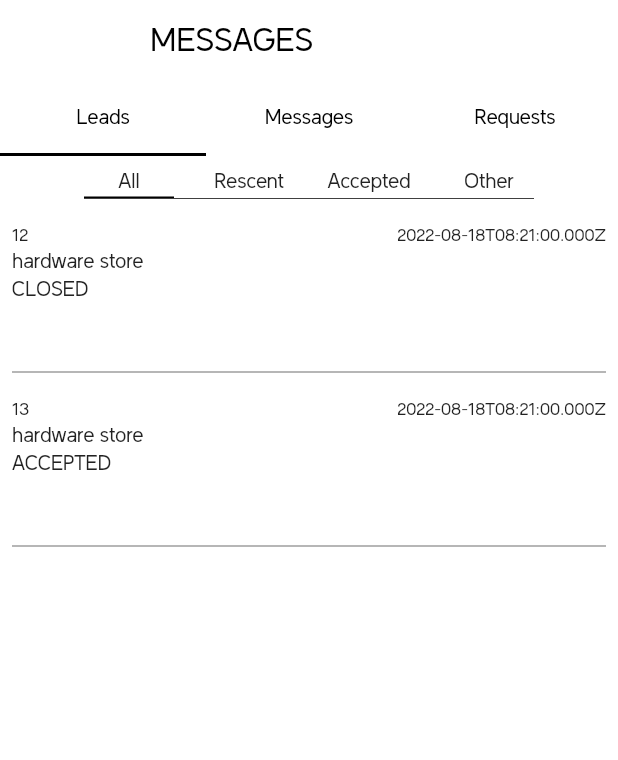
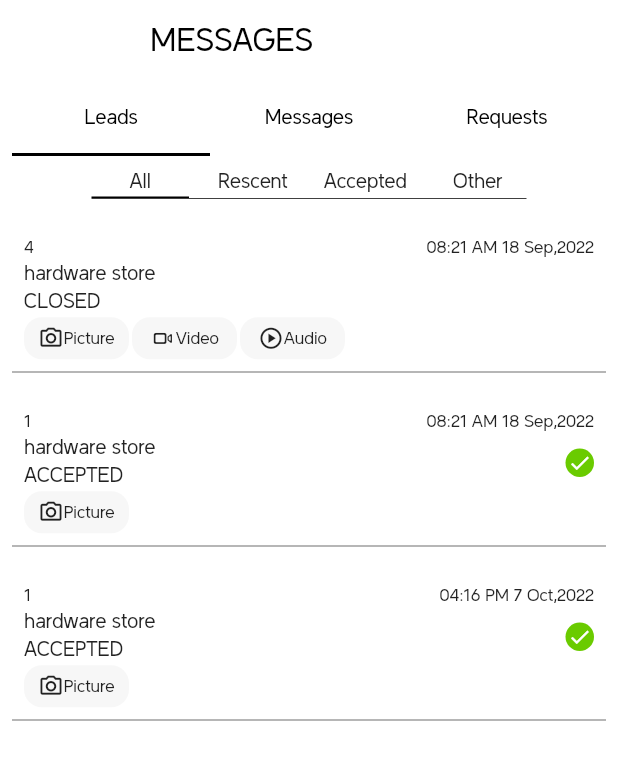
Before and after one commit to Rosanchaudhary/leads, a Flutter app: the screen it shows after launch, on a phone screen of 412 x 824 dp. Shown: the top 760 px of the screen. Run offline on Flutter 3.47's test engine with Material 2 defaults, Android fonts, the phone set to English and light mode, and no system bars; our stand-ins replace get.

Commit message:
added badges

```diff
--- a/lib/controller/data_controller.dart
+++ b/lib/controller/data_controller.dart
@@ -2,13 +2,11 @@ import 'dart:convert';
 
 import 'package:flutter/services.dart';
 import 'package:get/get.dart';
-import 'package:leads/controller/chip_controller.dart';
 import 'package:leads/models/lead_model.dart';
 
 class DataController extends GetxController {
   List<LeadModel>? lead;
   var isDataLoading = false.obs;
-  final ChipController _chipController = Get.put(ChipController());
 
   @override
   Future<void> onInit() async {
@@ -27,10 +25,18 @@ class DataController extends GetxController {
         lead = leads;
         break;
       case Filters.Rescent:
-        lead = leads.where((data) => data.queryModel.status== 'CLOSED').toList();
+        lead = leads
+            .where((data) =>
+                DateTime.parse(data.datetime).year ==
+                DateTime.parse(DateTime.now().toString()).year &&
+                DateTime.parse(data.datetime).month ==
+                DateTime.parse(DateTime.now().toString()).month &&
+                DateTime.parse(data.datetime).day ==
+                DateTime.parse(DateTime.now().toString()).day)
+            .toList();
         break;
       case Filters.Accepted:
-        lead = leads.where((data) => data.status== 'ACCEPTED').toList();
+        lead = leads.where((data) => data.status == 'ACCEPTED').toList();
         break;
       case Filters.Other:
         lead = leads;
--- a/lib/view/home_screen.dart
+++ b/lib/view/home_screen.dart
@@ -12,10 +12,13 @@ class HomeScreen extends StatelessWidget {
       length: 3,
       child: Scaffold(
         appBar: AppBar(
+
+          //shape:const Border(bottom: BorderSide(color: Colors.black,width: 0.5)),
           titleSpacing: 100,
           elevation: 0.0,
           backgroundColor: Colors.white,
           bottom: const TabBar(
+            padding: EdgeInsets.symmetric(horizontal:8.0),
             indicatorColor: Colors.black,
             tabs: [
               Tab(
--- a/lib/view/leads_screen.dart
+++ b/lib/view/leads_screen.dart
@@ -1,8 +1,12 @@
+import 'package:flutter/cupertino.dart';
 import 'package:flutter/material.dart';
 import 'package:get/get.dart';
 import 'package:leads/controller/chip_controller.dart';
 import 'package:leads/controller/data_controller.dart';
-import 'package:leads/models/lead_model.dart';
+import 'package:intl/intl.dart';
+import 'package:leads/view/widgets/badges_chips.dart';
+
+import 'widgets/filter_tabs.dart';
 
 class LeadScreen extends StatelessWidget {
   LeadScreen({super.key});
@@ -11,6 +15,43 @@ class LeadScreen extends StatelessWidget {
   final DataController dataController = Get.put(DataController());
   //name of chips given as list
   final List<String> _chipLabel = ['All', 'Rescent', 'Accepted', 'Other'];
+
+  String getTime(String dateTime) {
+    List months = [
+      'Jan',
+      'Feb',
+      'Mar',
+      'Apr',
+      'May',
+      'Jun',
+      'Jul',
+      'Aug',
+      'Sep',
+      'Oct',
+      'Nov',
+      'Dec'
+    ];
+    DateTime dateTimes = DateTime.parse(dateTime);
+    DateTime datetimeNow = DateTime.parse(DateTime.now().toString());
+    var month = months[dateTimes.month];
+    var parsedTime = DateFormat('hh:mm a').format(dateTimes);
+    if (dateTimes.hour <= datetimeNow.hour &&
+        dateTimes.day == datetimeNow.day &&
+        dateTimes.year == datetimeNow.year &&
+        dateTimes.month == datetimeNow.month) {
+      if (datetimeNow.hour - dateTimes.hour <= 0) {
+        var totalMinutes = datetimeNow.minute - dateTimes.minute;
+        return '$totalMinutes minutes';
+      } else {
+        var totalHours = datetimeNow.hour - dateTimes.hour;
+        return '$totalHours hours';
+      }
+    }
+
+    // ignore: prefer_interpolation_to_compose_strings
+    return '${'$parsedTime ${dateTimes.day} ' + month},${dateTimes.year}';
+  }
+
   @override
   Widget build(BuildContext context) {
     return Scaffold(
@@ -31,38 +72,122 @@ class LeadScreen extends StatelessWidget {
                               return Padding(
                                 padding: const EdgeInsets.all(8.0),
                                 child: Container(
+                                  padding: const EdgeInsets.all(8.0),
                                   height: 100,
                                   decoration: const BoxDecoration(
                                       border: Border(
                                           bottom: BorderSide(
                                               width: 1, color: Colors.grey))),
                                   child: Column(
-                                crossAxisAlignment: CrossAxisAlignment.start,
+                                    crossAxisAlignment:
+                                        CrossAxisAlignment.start,
                                     children: [
                                       Row(
                                         mainAxisAlignment:
                                             MainAxisAlignment.spaceBetween,
                                         children: [
                                           Text(
-                                        dataController.lead![index].id
+                                            dataController.lead![index]
+                                                .queryMessageModel.length
                                                 .toString(),
-                                        style: const TextStyle(fontSize: 12),
+                                            style:
+                                                const TextStyle(fontSize: 12),
                                           ),
                                           Text(
-                                        dataController.lead![index].datetime
-                                            .toString(),
-                                        style: const TextStyle(fontSize: 12),
+                                            getTime(dataController
+                                                .lead![index].datetime),
+                                            style:
+                                                const TextStyle(fontSize: 12),
                                           ),
                                         ],
                                       ),
+                                      Row(
+                                        mainAxisAlignment:
+                                            MainAxisAlignment.spaceBetween,
+                                        children: [
+                                          Column(
+                                            crossAxisAlignment:
+                                                CrossAxisAlignment.start,
+                                            children: [
                                               Text(
-                                    dataController
-                                        .lead![index].queryModel.category,
-                                    style: const TextStyle(fontSize: 14),
+                                                dataController.lead![index]
+                                                    .queryModel.category,
+                                                style: const TextStyle(
+                                                    fontSize: 14),
                                               ),
                                               Text(
-                                    dataController
-                                        .lead![index].queryModel.status,
+                                                dataController.lead![index]
+                                                    .queryModel.status,
+                                              )
+                                            ],
+                                          ),
+                                          if (dataController.lead![index]
+                                                  .queryModel.status ==
+                                              'ACCEPTED') ...[
+                                            Container(
+                                              height: 19,
+                                              width: 19,
+                                              decoration: BoxDecoration(
+                                                  color: const Color.fromRGBO(
+                                                      106, 203, 0, 1),
+                                                  borderRadius:
+                                                      BorderRadius.circular(
+                                                          25)),
+                                              child: const Center(
+                                                child: Icon(
+                                                  Icons.check,
+                                                  size: 16,
+                                                  color: Colors.white,
+                                                ),
+                                              ),
+                                            )
+                                          ]
+                                        ],
+                                      ),
+                                      Expanded(
+                                        child: ListView.builder(
+                                            scrollDirection: Axis.horizontal,
+                                            itemCount: dataController
+                                                .lead![index]
+                                                .queryMessageModel
+                                                .length,
+                                            itemBuilder: (BuildContext context,
+                                                int indexTwo) {
+                                              if (dataController
+                                                      .lead![index]
+                                                      .queryMessageModel[
+                                                          indexTwo]
+                                                      .type ==
+                                                  'IMAGE') {
+                                                return const BadgesChips(
+                                                  title: 'Picture',
+                                                  icon:
+                                                      Icons.camera_alt_outlined,
+                                                );
+                                              } else if (dataController
+                                                      .lead![index]
+                                                      .queryMessageModel[
+                                                          indexTwo]
+                                                      .type ==
+                                                  'AUDIO') {
+                                                return const BadgesChips(
+                                                  title: "Audio",
+                                                  icon: Icons
+                                                      .play_circle_outlined,
+                                                );
+                                              } else if (dataController
+                                                      .lead![index]
+                                                      .queryMessageModel[
+                                                          indexTwo]
+                                                      .type ==
+                                                  'VIDEO') {
+                                                return const BadgesChips(
+                                                  title: "Video",
+                                                  icon: CupertinoIcons.videocam,
+                                                );
+                                              }
+                                              return Container();
+                                            }),
                                       )
                                     ],
                                   ),
@@ -75,60 +200,3 @@ class LeadScreen extends StatelessWidget {
         ));
   }
 }
-
-class FIlterTabs extends StatefulWidget {
-  const FIlterTabs({
-    Key? key,
-    required List<String> chipLabel,
-    required this.dataController,
-  })  : _chipLabel = chipLabel,
-        super(key: key);
-
-  final List<String> _chipLabel;
-  final DataController dataController;
-
-  @override
-  State<FIlterTabs> createState() => _FIlterTabsState();
-}
-
-class _FIlterTabsState extends State<FIlterTabs> {
-  int selected = 0;
-  @override
-  Widget build(BuildContext context) {
-    return Padding(
-      padding: const EdgeInsets.symmetric(vertical: 8.0),
-      child: Container(
-        decoration: const BoxDecoration(
-            border: Border(bottom: BorderSide(width:0.5, color: Colors.black))),
-        child: Wrap(
-          spacing: 20,
-          children: List<Widget>.generate(4, (int index) {
-            return GestureDetector(
-              onTap: () {
-                setState(() {
-                  selected = index;
-                });
-
-                widget.dataController.readJson(Filters.values[index]);
-              },
-              child: Container(
-                width: 60,
-                decoration: BoxDecoration(
-                    border: selected == index
-                        ? const Border(
-                            bottom: BorderSide(width: 1, color: Colors.black))
-                        : null),
-                child: Center(
-                  child: Text(
-                    widget._chipLabel[index],
-                    style: const TextStyle(fontSize: 14),
-                  ),
-                ),
-              ),
-            );
-          }),
-        ),
-      ),
-    );
-  }
-}
--- /dev/null
+++ b/lib/view/widgets/badges_chips.dart
@@ -0,0 +1,35 @@
+import 'package:flutter/material.dart';
+
+
+class BadgesChips extends StatelessWidget {
+  final String title;
+  final IconData icon;
+  const BadgesChips({Key? key, required this.title, required this.icon})
+      : super(key: key);
+
+  @override
+  Widget build(BuildContext context) {
+    return Padding(
+      padding: const EdgeInsets.only(right: 2.0),
+      child: Container(
+          width: 70,
+          decoration: BoxDecoration(
+            color: const Color.fromRGBO(247, 247, 247, 1),
+            borderRadius: BorderRadius.circular(12),
+          ),
+          child: Row(
+            mainAxisAlignment: MainAxisAlignment.center,
+            children: [
+              Icon(
+                icon,
+                size: 17,
+              ),
+              Text(
+                title,
+                style: const TextStyle(fontSize: 12),
+              ),
+            ],
+          )),
+    );
+  }
+}
--- /dev/null
+++ b/lib/view/widgets/filter_tabs.dart
@@ -0,0 +1,61 @@
+import 'package:flutter/material.dart';
+import 'package:leads/controller/data_controller.dart';
+import 'package:leads/models/lead_model.dart';
+
+class FIlterTabs extends StatefulWidget {
+  const FIlterTabs({
+    Key? key,
+    required List<String> chipLabel,
+    required this.dataController,
+  })  : _chipLabel = chipLabel,
+        super(key: key);
+
+  final List<String> _chipLabel;
+  final DataController dataController;
+
+  @override
+  State<FIlterTabs> createState() => _FIlterTabsState();
+}
+
+class _FIlterTabsState extends State<FIlterTabs> {
+  int selected = 0;
+  @override
+  Widget build(BuildContext context) {
+    return Padding(
+      padding: const EdgeInsets.symmetric(vertical: 8.0),
+      child: Container(
+        decoration: const BoxDecoration(
+            border:
+                Border(bottom: BorderSide(width: 0.5, color: Colors.black))),
+        child: Wrap(
+          spacing: 10,
+          children: List<Widget>.generate(4, (int index) {
+            return GestureDetector(
+              onTap: () {
+                setState(() {
+                  selected = index;
+                });
+
+                widget.dataController.readJson(Filters.values[index]);
+              },
+              child: Container(
+                width: 65,
+                decoration: BoxDecoration(
+                    border: selected == index
+                        ? const Border(
+                            bottom: BorderSide(width: 1, color: Colors.black))
+                        : null),
+                child: Center(
+                  child: Text(
+                    widget._chipLabel[index],
+                    style: const TextStyle(fontSize: 14),
+                  ),
+                ),
+              ),
+            );
+          }),
+        ),
+      ),
+    );
+  }
+}
--- a/pubspec.yaml
+++ b/pubspec.yaml
@@ -37,6 +37,7 @@ dependencies:
   # Use with the CupertinoIcons class for iOS style icons.
   cupertino_icons: ^1.0.2
   get: ^4.6.5
+  intl: ^0.17.0
 
 dev_dependencies:
   flutter_test:
```
Also changed, not shown: assets/leads.json (+36 -2 lines), pubspec.lock. Lines whose indentation alone changed are shown as unchanged.
